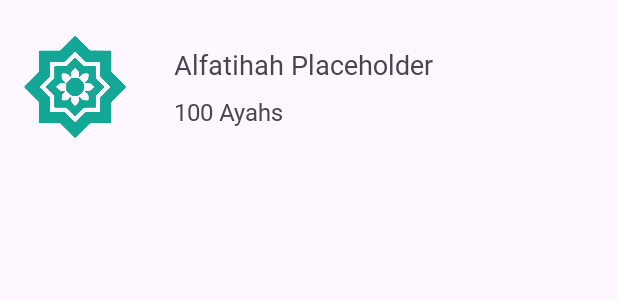
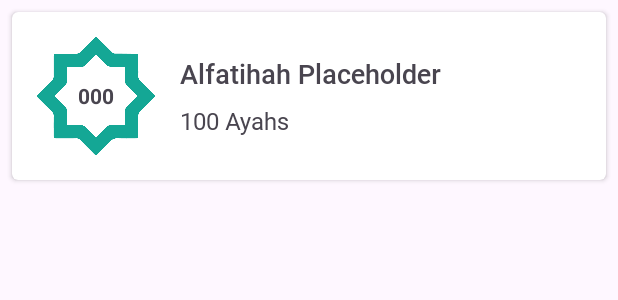
Before and after one commit to e-haikal/TahsinMQI_Android_App, an Android app: the layout item_surah_list.xml on its own in the app's theme, with its tools: preview values and no code run, on a phone screen of 412 x 824 dp. Shown: the top 300 px of the screen. Run offline under Robolectric (Android 15) with nearby library versions, the phone set to English and light mode, and no system bars.

Commit message:
fix(alquran-list): changing the layout to using card view

```diff
--- a/app/src/main/res/layout/fragment_jadwal_sholat.xml
+++ b/app/src/main/res/layout/fragment_jadwal_sholat.xml
@@ -6,6 +6,16 @@
     android:layout_width="match_parent"
     android:layout_height="match_parent"
     tools:context=".ui.schedule.JadwalSholatFragment">
+
+    <com.google.android.material.appbar.MaterialToolbar
+        android:id="@+id/toolbar"
+        android:layout_width="match_parent"
+        android:layout_height="?attr/actionBarSize"
+        app:title="@string/title_schedule"
+        app:navigationIcon="@drawable/ic_back_24"
+        android:background="@color/greenish"
+        app:titleTextColor="@color/white"
+        tools:ignore="MissingConstraints" />
 
     <androidx.constraintlayout.widget.Guideline
         android:id="@+id/guideline2"
--- a/app/src/main/res/layout/item_surah_list.xml
+++ b/app/src/main/res/layout/item_surah_list.xml
@@ -1,17 +1,31 @@
 <?xml version="1.0" encoding="utf-8"?>
-<LinearLayout xmlns:android="http://schemas.android.com/apk/res/android"
+<androidx.cardview.widget.CardView
+    xmlns:android="http://schemas.android.com/apk/res/android"
+    xmlns:app="http://schemas.android.com/apk/res-auto"
+    xmlns:tools="http://schemas.android.com/tools"
     android:layout_width="match_parent"
     android:layout_height="wrap_content"
-    xmlns:app="http://schemas.android.com/apk/res-auto"
-    xmlns:tools="http://schemas.android.com/tools"
-    android:layout_marginTop="@dimen/margin_small"
-    android:orientation="horizontal">
-    <ImageView
-        android:id="@+id/iv_surah_image"
-        android:layout_width="100dp"
-        android:layout_height="100dp"
-        android:padding="@dimen/padding_medium"
-        android:src="@drawable/img_placeholder_greenish" />
+    android:layout_margin="@dimen/margin_small"
+    app:cardCornerRadius="@dimen/corner_radius_small"
+    app:cardElevation="@dimen/elevation_low"
+    app:cardBackgroundColor="@color/white">
+
+    <LinearLayout
+        android:layout_width="match_parent"
+        android:layout_height="wrap_content"
+        android:orientation="horizontal"
+        android:padding="@dimen/padding_medium">
+
+        <TextView
+            android:id="@+id/tv_surah_number"
+            android:layout_width="80dp"
+            android:layout_height="80dp"
+            android:gravity="center_vertical"
+            android:textAlignment="center"
+            android:text="@string/placeholder_surah_number"
+            android:textSize="@dimen/text_size_caption"
+            android:background="@drawable/img_number_bg"
+            android:textStyle="bold" />
 
         <LinearLayout
             android:layout_width="match_parent"
@@ -19,13 +33,14 @@
             android:orientation="vertical"
             android:layout_marginStart="@dimen/margin_medium"
             android:layout_gravity="center_vertical">
+
             <TextView
                 android:id="@+id/tv_surah_name"
                 android:layout_width="wrap_content"
                 android:layout_height="wrap_content"
                 android:text="@string/placeholder_surah_name"
-            android:fontFamily="@font/roboto_regular"
-            android:textSize="@dimen/text_size_heading_small"/>
+                android:fontFamily="@font/roboto_medium"
+                android:textSize="@dimen/text_size_heading_small" />
 
             <TextView
                 android:id="@+id/tv_surah_total_verse"
@@ -36,7 +51,5 @@
                 android:fontFamily="@font/roboto_regular"
                 android:textSize="@dimen/text_size_body" />
         </LinearLayout>
-
-
-
     </LinearLayout>
+</androidx.cardview.widget.CardView>
--- a/app/src/main/res/values/strings.xml
+++ b/app/src/main/res/values/strings.xml
@@ -25,6 +25,7 @@
     <string name="placeholder_isya_time">00:00</string>
 
     <string name="placeholder_surah_name">Alfatihah Placeholder</string>
+    <string name="placeholder_surah_number">000</string>
     <string name="placeholder_surah_total_verse">100 Ayahs</string>
 
     <string name="placeholder_verse_number">000</string>
```
Also changed, not shown: app/src/main/res/drawable/img_number_bg.png (added). Lines whose indentation alone changed are shown as unchanged.
